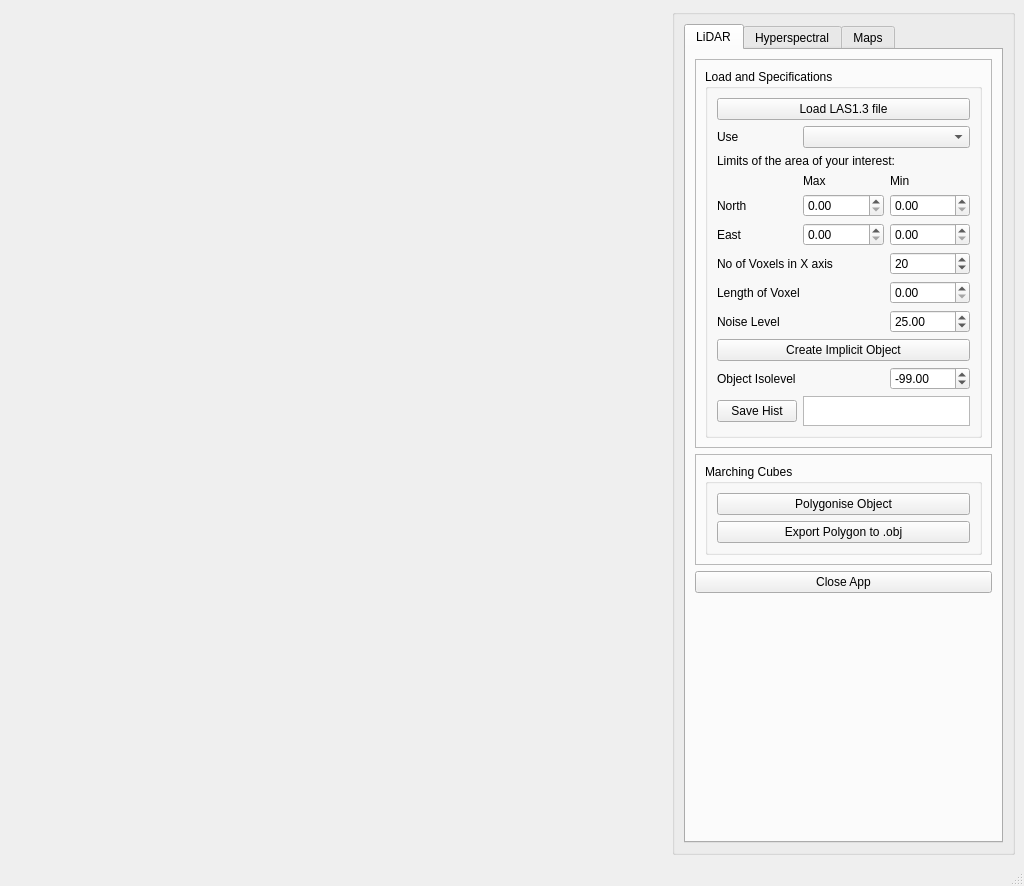
Old version of the form ui/MainWindow.ui in the repository Art-n-MathS/DASOS.
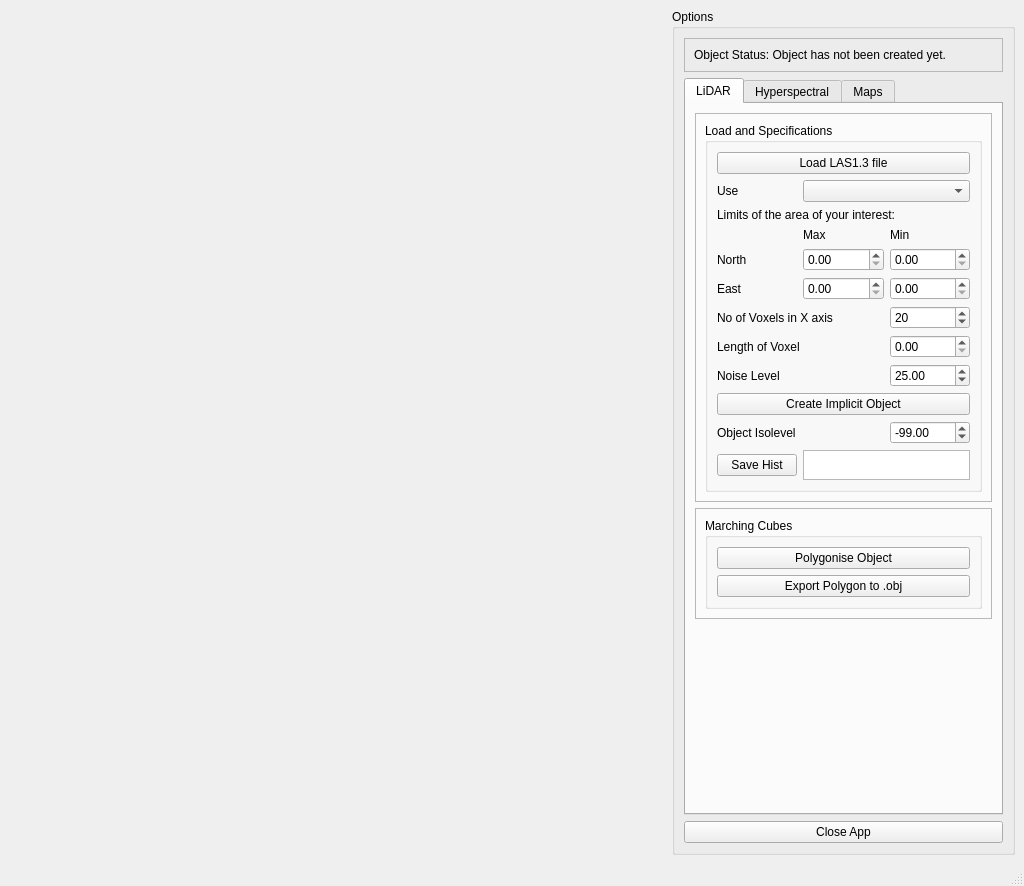
New version of the form.

Commit message: Label informing user if object has been created using discrete or waveform Data

Patch:
```diff
--- a/ui/MainWindow.ui
+++ b/ui/MainWindow.ui
@@ -44,10 +44,10 @@
     <item row="0" column="3">
      <widget class="QGroupBox" name="groupBox">
       <property name="title">
-       <string/>
+       <string>Options</string>
       </property>
       <layout class="QGridLayout" name="gridLayout_8">
-       <item row="0" column="4">
+       <item row="1" column="4">
         <widget class="QTabWidget" name="tabWidget">
          <property name="currentIndex">
           <number>0</number>
@@ -92,13 +92,6 @@
              </layout>
             </widget>
            </item>
-           <item row="2" column="0">
-            <widget class="QPushButton" name="m_pbClose">
-             <property name="text">
-              <string>Close App</string>
-             </property>
-            </widget>
-           </item>
            <item row="0" column="0">
             <widget class="QFrame" name="frame_2">
              <property name="frameShape">
@@ -455,6 +448,35 @@
          </widget>
         </widget>
        </item>
+       <item row="2" column="4">
+        <widget class="QPushButton" name="m_pbClose">
+         <property name="text">
+          <string>Close App</string>
+         </property>
+        </widget>
+       </item>
+       <item row="0" column="4">
+        <widget class="QFrame" name="frame_3">
+         <property name="frameShape">
+          <enum>QFrame::StyledPanel</enum>
+         </property>
+         <property name="frameShadow">
+          <enum>QFrame::Raised</enum>
+         </property>
+         <layout class="QGridLayout" name="gridLayout_10">
+          <item row="0" column="0">
+           <widget class="QLabel" name="m_lbObjectType">
+            <property name="frameShadow">
+             <enum>QFrame::Sunken</enum>
+            </property>
+            <property name="text">
+             <string>Object Status: Object has not been created yet.</string>
+            </property>
+           </widget>
+          </item>
+         </layout>
+        </widget>
+       </item>
       </layout>
      </widget>
     </item>
```
Left out of the diff: 2 changed lines with no effect on the pictures. The commit also changes 14 other files.
